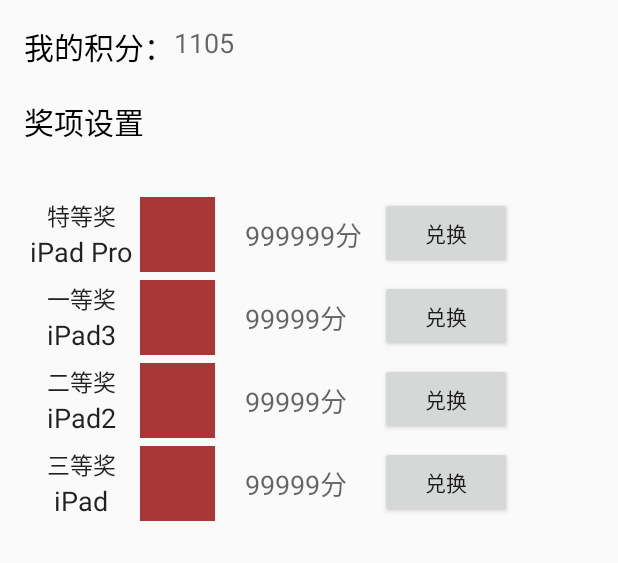
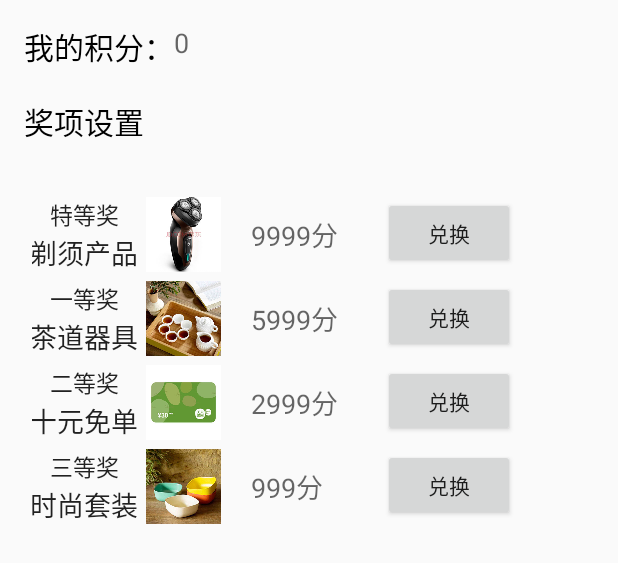
Before and after one commit to keepTrying/hotel, an Android app: the layout activity_point.xml on its own in the app's theme, with its tools: preview values and no code run, on a phone screen of 412 x 824 dp. Shown: the top 563 px of the screen. Run offline under Robolectric (Android 15) with nearby library versions, the phone set to English and light mode, and no system bars.

Commit message:
no message

```diff
--- a/HotelManager_map/app/src/main/java/com/dreamfactory/hotelmanager/activity/CommentActivity.java
+++ b/HotelManager_map/app/src/main/java/com/dreamfactory/hotelmanager/activity/CommentActivity.java
@@ -40,7 +40,7 @@
         tv_comment_time=(TextView)findViewById(R.id.comment_time);
         tv_user_name=(TextView)findViewById(R.id.comment_name);
 
-        networkImageView.setDefaultImageResId(R.mipmap.ic_launcher);
+        networkImageView.setDefaultImageResId(ChoosePic.icons[UserManager.getInstance(CommentActivity.this).getUser().getUser_img()-1]);
         tv_user_name.setText(UserManager.getInstance(CommentActivity.this).getUser().getUser_name());
         tv_comment_time.setText(TimeHelper.getStringDate());
 
--- a/HotelManager_map/app/src/main/java/com/dreamfactory/hotelmanager/activity/IndentActivity.java
+++ b/HotelManager_map/app/src/main/java/com/dreamfactory/hotelmanager/activity/IndentActivity.java
@@ -49,7 +49,12 @@
                 adapter = new IndentAdapter(mContext,titles,listHashMap);
 
                 elv = (ExpandableListView)findViewById(R.id.indent_list);
+
                 elv.setAdapter(adapter);
+
+                for(int i=0;i<5;i++){
+                    elv.expandGroup(i);
+                }
 
                 //去掉箭头
 //		elv.setGr oupIndicator(null);
--- a/HotelManager_map/app/src/main/java/com/dreamfactory/hotelmanager/activity/MyRoomActivity.java
+++ b/HotelManager_map/app/src/main/java/com/dreamfactory/hotelmanager/activity/MyRoomActivity.java
@@ -269,7 +269,7 @@
                                             if (var.getUser_id() == UserManager.getInstance(MyRoomActivity.this).getUser().getUser_id() && var.getTime_end().equals(history.getTime_end()) && var.getIndent_type() == 1 && var.getIndent_status() == 2) {
                                                 indent = var;
                                                 continue;
-                                            } else if (var.getIndent_type() != 1 || var.getIndent_status() >2 || TimeHelper.getDays(var.getTime_begin(), history.getTime_end()) < 0) {
+                                            } else if (var.getIndent_type() != 1 || var.getIndent_status() ==3 ||var.getIndent_status() ==4 ||var.getIndent_status() == 5 || TimeHelper.getDays(var.getTime_begin(), history.getTime_end()) < 0) {
                                                 continue;
                                             }
 
@@ -388,7 +388,7 @@
                                 public void onErrorResponse(String volleyError) {
                                     Toast.makeText(MyRoomActivity.this,String.format("退房失败，错误：%s",volleyError),Toast.LENGTH_SHORT).show();
                                 }
-                            }).indent_alter(MyRoomActivity.this,indent.getTime_begin(),indent.getTime_end(),indent.getRoom_num()+"",indent.getUser_id()+"",indent.getCost()+"",indent.getIndent_type()+"",indent.getIndent_status()+1+"",indent.getIndent_id()+"");
+                            }).indent_alter(MyRoomActivity.this,indent.getTime_begin(),indent.getTime_end(),indent.getRoom_num()+"",indent.getUser_id()+"",indent.getCost()+"",indent.getIndent_type()+"",3+"",indent.getIndent_id()+"");
                         }
 
                         @Override
--- a/HotelManager_map/app/src/main/java/com/dreamfactory/hotelmanager/activity/PointActivity.java
+++ b/HotelManager_map/app/src/main/java/com/dreamfactory/hotelmanager/activity/PointActivity.java
@@ -51,11 +51,11 @@
     @Override
     public void onClick(View v) {
         if (v==btn_reward_0){
-            reward=999999;
+            reward=9999;
         }else if (v==btn_reward_1){
-            reward=99999;
+            reward=5999;
         }else if (v==btn_reward_2){
-            reward=9999;
+            reward=2999;
         }else if (v==btn_reward_3){
             reward=999;
         }
--- a/HotelManager_map/app/src/main/java/com/dreamfactory/hotelmanager/activity/RoomDetail.java
+++ b/HotelManager_map/app/src/main/java/com/dreamfactory/hotelmanager/activity/RoomDetail.java
@@ -91,7 +91,7 @@
                     intent = new Intent(RoomDetail.this, LoginActivity.class);
                 } else {
                     intent = new Intent(RoomDetail.this, OrderRoomActivity.class);
-                    intent.putExtra(PUT_KEY_ROOM_NUM, room.getRoom_num());
+                    intent.putExtra(PUT_KEY_ROOM_NUM, Integer.parseInt(room.getRoom_num()));
                     intent.putExtra(PUT_KEY_ROOM_COST, room.getRoom_cost());
                 }
                 startActivity(intent);
--- a/HotelManager_map/app/src/main/java/com/dreamfactory/hotelmanager/adapter/Recommend_grid_adapter.java
+++ b/HotelManager_map/app/src/main/java/com/dreamfactory/hotelmanager/adapter/Recommend_grid_adapter.java
@@ -52,7 +52,7 @@
         TextView tv_room_num = (TextView) convertView.findViewById(R.id.room_grid_item_room_num);
         TextView tv_room_price = (TextView) convertView.findViewById(R.id.room_grid_item_price);
 
-        SeverManager.loadImage(mContext,imageView,mData.get(position).getRoom_img(),R.mipmap.ic_launcher,R.mipmap.ic_launcher);
+        SeverManager.loadImage(mContext,imageView,mData.get(position).getRoom_img(),R.drawable.nopig,R.drawable.nopig);
         tv_room_num.setText(mData.get(position).getRoom_num()+"");
         tv_room_price.setText(mData.get(position).getRoom_cost()+"元/天");
 
--- a/HotelManager_map/app/src/main/java/com/dreamfactory/hotelmanager/module/IndentHash.java
+++ b/HotelManager_map/app/src/main/java/com/dreamfactory/hotelmanager/module/IndentHash.java
@@ -22,7 +22,7 @@
         List<Indent> outdated = new ArrayList<>();
 
         for (Indent var:list) {
-            indent_status status = indent_status.values()[var.getIndent_status()-1];
+            indent_status status = indent_status.values()[var.getIndent_status()==6?1:var.getIndent_status()-1];
             switch (status){
                 case WILL_PAY:
                     will_pay.add(var);
--- a/HotelManager_map/app/src/main/java/com/dreamfactory/hotelmanager/module/UserHistory.java
+++ b/HotelManager_map/app/src/main/java/com/dreamfactory/hotelmanager/module/UserHistory.java
@@ -34,4 +34,10 @@
     public void setRoom_num(int room_num) {
         this.room_num = room_num;
     }
+
+    public UserHistory(String time_begin, String time_end, int room_num) {
+        this.time_begin = time_begin;
+        this.time_end = time_end;
+        this.room_num = room_num;
+    }
 }
--- a/HotelManager_map/app/src/main/res/layout/activity_point.xml
+++ b/HotelManager_map/app/src/main/res/layout/activity_point.xml
@@ -20,7 +20,7 @@
         android:layout_width="wrap_content"
         android:layout_height="wrap_content"
         android:textAppearance="?android:attr/textAppearanceMedium"
-        android:text="1105"
+        android:text="0"
         android:id="@+id/textView_point"
         android:layout_alignTop="@+id/textView28"
         android:layout_toRightOf="@+id/textView28" />
@@ -80,7 +80,7 @@
                         android:layout_width="wrap_content"
                         android:layout_height="wrap_content"
                         android:textAppearance="?android:attr/textAppearanceLarge"
-                        android:text="iPad Pro"
+                        android:text="剃须产品"
                         android:id="@+id/textView49"
                         android:textSize="18sp"
                         android:layout_marginRight="2dp"
@@ -92,16 +92,16 @@
                     android:layout_height="50dp"
                     android:id="@+id/imageView2"
                     android:layout_gravity="center"
-                    android:background="#aa3737"
-                    android:layout_marginRight="20dp" />
+                    android:layout_marginRight="20dp"
+                    android:background="@drawable/mall_img04"/>
 
                 <TextView
                     android:layout_width="wrap_content"
                     android:layout_height="wrap_content"
                     android:textAppearance="?android:attr/textAppearanceMedium"
-                    android:text="999999分"
+                    android:text="9999分"
                     android:id="@+id/textView37"
-                    android:layout_marginRight="10dp"
+                    android:layout_marginRight="8dp"
                     android:layout_gravity="center"
                     android:minWidth="80dp"
                     android:width="80dp" />
@@ -147,7 +147,7 @@
                         android:layout_width="wrap_content"
                         android:layout_height="wrap_content"
                         android:textAppearance="?android:attr/textAppearanceLarge"
-                        android:text="iPad3"
+                        android:text="茶道器具"
                         android:id="@+id/textView51"
                         android:textSize="18sp"
                         android:layout_marginRight="2dp"
@@ -159,16 +159,16 @@
                     android:layout_height="50dp"
                     android:id="@+id/imageView4"
                     android:layout_gravity="center"
-                    android:background="#aa3737"
-                    android:layout_marginRight="20dp" />
+                    android:layout_marginRight="20dp"
+                    android:background="@drawable/mall_img03"/>
 
                 <TextView
                     android:layout_width="wrap_content"
                     android:layout_height="wrap_content"
                     android:textAppearance="?android:attr/textAppearanceMedium"
-                    android:text="99999分"
+                    android:text="5999分"
                     android:id="@+id/textView52"
-                    android:layout_marginRight="10dp"
+                    android:layout_marginRight="8dp"
                     android:layout_gravity="center"
                     android:minWidth="80dp"
                     android:width="80dp" />
@@ -213,7 +213,7 @@
                         android:layout_width="wrap_content"
                         android:layout_height="wrap_content"
                         android:textAppearance="?android:attr/textAppearanceLarge"
-                        android:text="iPad2"
+                        android:text="十元免单"
                         android:id="@+id/textView54"
                         android:textSize="18sp"
                         android:layout_marginRight="2dp"
@@ -225,16 +225,16 @@
                     android:layout_height="50dp"
                     android:id="@+id/imageView5"
                     android:layout_gravity="center"
-                    android:background="#aa3737"
-                    android:layout_marginRight="20dp" />
+                    android:layout_marginRight="20dp"
+                    android:background="@drawable/mall_img06"/>
 
                 <TextView
                     android:layout_width="wrap_content"
                     android:layout_height="wrap_content"
                     android:textAppearance="?android:attr/textAppearanceMedium"
-                    android:text="99999分"
+                    android:text="2999分"
                     android:id="@+id/textView55"
-                    android:layout_marginRight="10dp"
+                    android:layout_marginRight="8dp"
                     android:layout_gravity="center"
                     android:width="80dp" />
 
@@ -278,7 +278,7 @@
                         android:layout_width="wrap_content"
                         android:layout_height="wrap_content"
                         android:textAppearance="?android:attr/textAppearanceLarge"
-                        android:text="iPad"
+                        android:text="时尚套装"
                         android:id="@+id/textView57"
                         android:textSize="18sp"
                         android:layout_marginRight="2dp"
@@ -290,16 +290,16 @@
                     android:layout_height="50dp"
                     android:id="@+id/imageView6"
                     android:layout_gravity="center"
-                    android:background="#aa3737"
-                    android:layout_marginRight="20dp" />
+                    android:layout_marginRight="20dp"
+                    android:background="@drawable/mall_img02"/>
 
                 <TextView
                     android:layout_width="wrap_content"
                     android:layout_height="wrap_content"
                     android:textAppearance="?android:attr/textAppearanceMedium"
-                    android:text="99999分"
+                    android:text="999分 "
                     android:id="@+id/textView58"
-                    android:layout_marginRight="10dp"
+                    android:layout_marginRight="8dp"
                     android:layout_gravity="center"
                     android:width="80dp" />
 
```
Also changed, not shown: HotelManager_map/app/src/main/java/com/dreamfactory/hotelmanager/activity/HomeActivity.java (+34 -9 lines), HotelManager_map/app/src/main/java/com/dreamfactory/hotelmanager/module/Room.java (+6 -6 lines), HotelManager_map/app/src/main/res/drawable/mall_banner.jpg (added), HotelManager_map/app/src/main/res/drawable/mall_img02.jpg (added), HotelManager_map/app/src/main/res/drawable/mall_img03.jpg (added), HotelManager_map/app/src/main/res/drawable/mall_img04.jpg (added), HotelManager_map/app/src/main/res/drawable/mall_img06.jpg (added).
